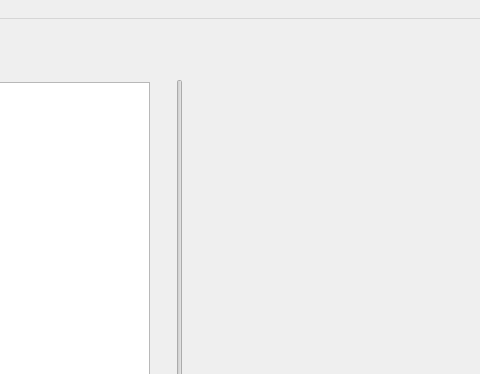
First picture: the form in ui/design.ui, repository asgilliard/oct_viewer, before the edit; both pictures show x 960 to 1440 and y 0 to 374 of the 1440 by 805 pixel window.
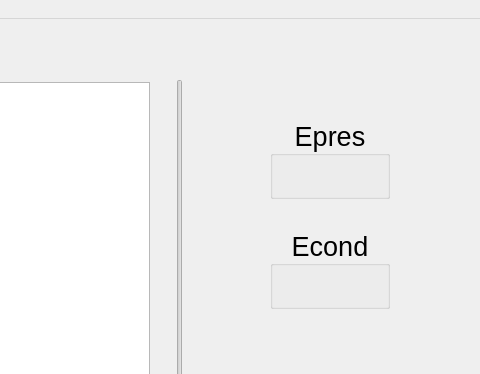
Second picture: the form after the edit.

What changed in the file:
```diff
--- a/ui/design.ui
+++ b/ui/design.ui
@@ -328,6 +328,70 @@
      <enum>Qt::PlainText</enum>
     </property>
    </widget>
+   <widget class="QLabel" name="pathLabel">
+    <property name="geometry">
+     <rect>
+      <x>390</x>
+      <y>30</y>
+      <width>631</width>
+      <height>16</height>
+     </rect>
+    </property>
+    <property name="sizePolicy">
+     <sizepolicy hsizetype="Fixed" vsizetype="Fixed">
+      <horstretch>0</horstretch>
+      <verstretch>0</verstretch>
+     </sizepolicy>
+    </property>
+    <property name="text">
+     <string/>
+    </property>
+    <property name="alignment">
+     <set>Qt::AlignCenter</set>
+    </property>
+   </widget>
+   <widget class="QGroupBox" name="groupBox_Epres">
+    <property name="geometry">
+     <rect>
+      <x>1230</x>
+      <y>100</y>
+      <width>120</width>
+      <height>80</height>
+     </rect>
+    </property>
+    <property name="font">
+     <font>
+      <pointsize>20</pointsize>
+     </font>
+    </property>
+    <property name="title">
+     <string>Epres</string>
+    </property>
+    <property name="alignment">
+     <set>Qt::AlignCenter</set>
+    </property>
+   </widget>
+   <widget class="QGroupBox" name="groupBox_Econd">
+    <property name="geometry">
+     <rect>
+      <x>1230</x>
+      <y>210</y>
+      <width>120</width>
+      <height>80</height>
+     </rect>
+    </property>
+    <property name="font">
+     <font>
+      <pointsize>20</pointsize>
+     </font>
+    </property>
+    <property name="title">
+     <string>Econd</string>
+    </property>
+    <property name="alignment">
+     <set>Qt::AlignCenter</set>
+    </property>
+   </widget>
   </widget>
   <widget class="QMenuBar" name="menuBar">
    <property name="geometry">
```
